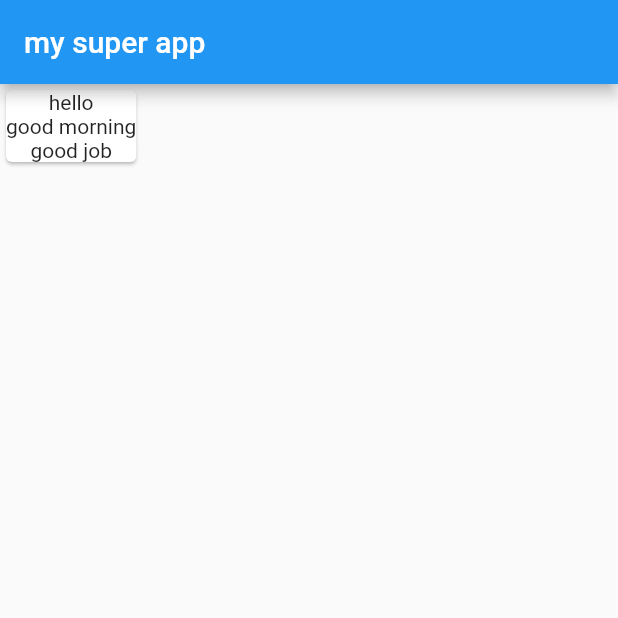
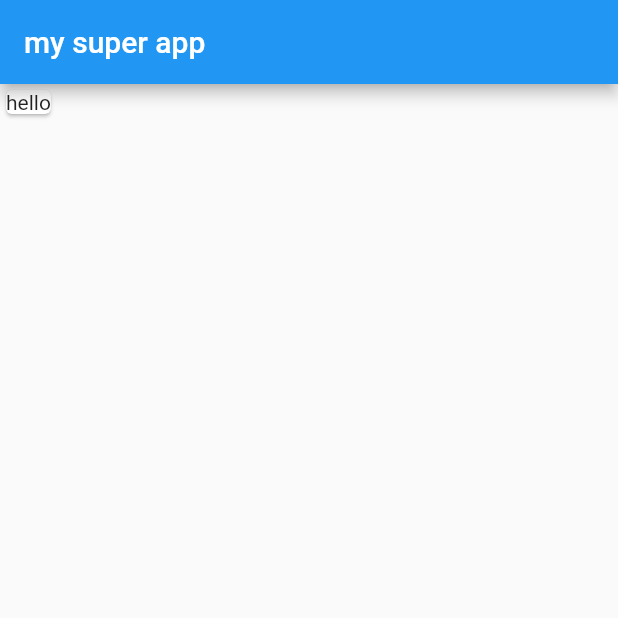
Before and after one commit to khalillakhdhar/statelessdemo, a Flutter app: the screen it shows after launch, on a phone screen of 412 x 824 dp, the top half of it. Run offline on Flutter 3.47's test engine with Material 2 defaults, Android fonts, the light colour scheme and no system bars.

Commit message:
Update main.dart

```diff
--- a/stateless/lib/main.dart
+++ b/stateless/lib/main.dart
@@ -38,8 +38,6 @@ class MyCard extends StatelessWidget {
           child: new Column(
             children: <Widget>[
               new Text("hello"),
-              new Text("good morning"),
-              new Text("good job"),
             ],
           ),
         ),
```
